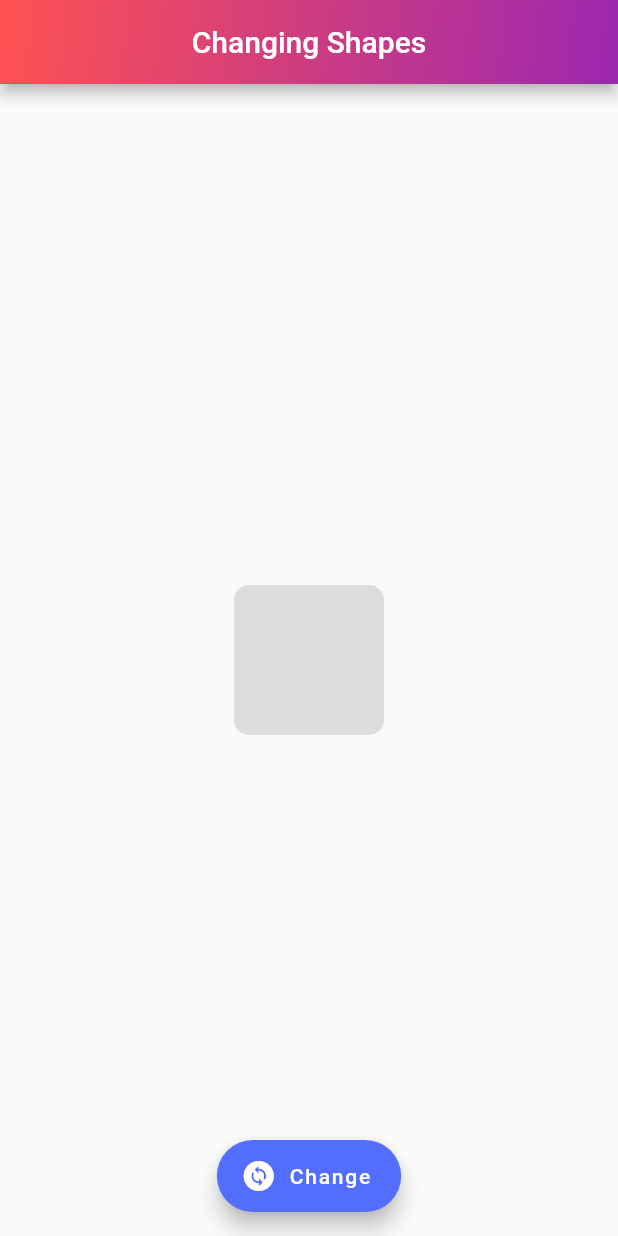
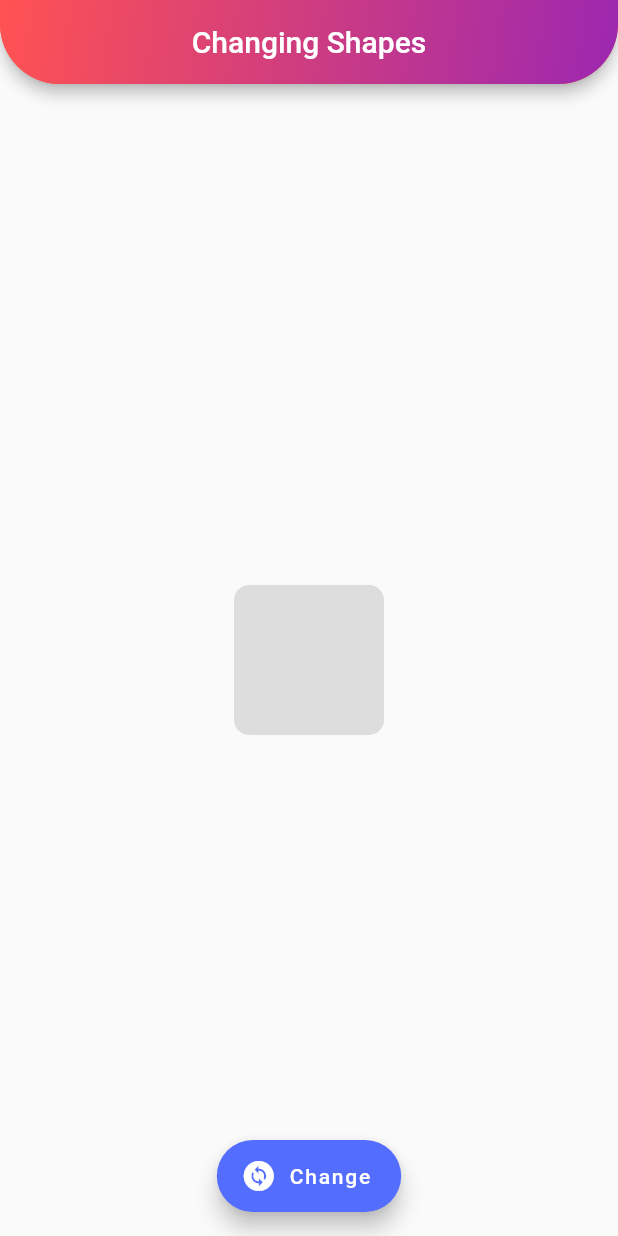
Before and after one commit to marufahmedofficial/Randomly_Shape_Changing, a Flutter app: the screen it shows after launch, on a phone screen of 412 x 824 dp. Run offline on Flutter 3.47's test engine with Material 2 defaults, Android fonts, the phone set to English and light mode, and no system bars.

Commit message:
Appbar modified

```diff
--- a/lib/pages/state_management.dart
+++ b/lib/pages/state_management.dart
@@ -32,13 +32,17 @@ class _StateManagementState extends State<StateManagement> {
                 colors: [Colors.purple,Colors.redAccent],
                 begin: Alignment.bottomRight,
                 end : Alignment.topLeft,
-              )
+              ),
+                  borderRadius: BorderRadius.only(
+          bottomLeft: Radius.circular(40),bottomRight: Radius.circular(40)
+          )
+
           ),
         ),
         centerTitle: true,
-        // shape: RoundedRectangleBorder(
-        //   borderRadius: BorderRadius.only(bottomLeft: Radius.circular(20),bottomRight: Radius.circular((20))),
-        // ),
+        shape: RoundedRectangleBorder(
+          borderRadius: BorderRadius.only(bottomLeft: Radius.circular(40),bottomRight: Radius.circular((40))),
+        ),
 
       ),
       floatingActionButton: FloatingActionButton.extended(
```
